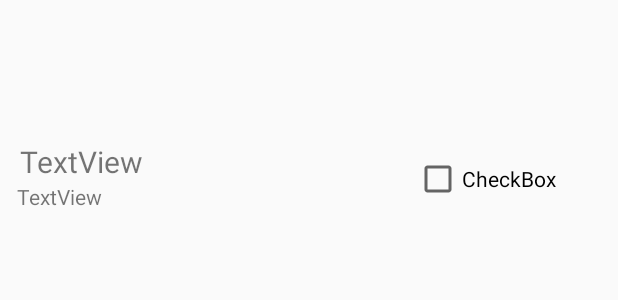
After one commit to s201589210/service-provider, an Android app: the layout job_list_layout.xml on its own in the app's theme, with its tools: preview values and no code run, on a phone screen of 412 x 824 dp. The commit adds this screen. Shown: the top 300 px of the screen. Run offline under Robolectric (Android 15) with nearby library versions, the phone set to English and light mode, and no system bars.

```diff
--- a/app/build.gradle
+++ b/app/build.gradle
@@ -49,4 +49,5 @@ dependencies {
 
     //glide
     implementation 'com.github.bumptech.glide:glide:4.8.0'
+    implementation 'com.google.android.gms:play-services-maps:16.0.0'
 }
--- a/app/src/main/AndroidManifest.xml
+++ b/app/src/main/AndroidManifest.xml
@@ -23,11 +23,15 @@
         <activity
             android:name=".ListProviders"
             />
-        <activity android:name=".SignUpActivity" />
+        <activity android:name=".createService"
+            android:parentActivityName=".ListProviders"></activity>
+
         <activity android:name=".ProviderHomeActivity" />
         <activity android:name=".RequesterHomeActivity" />
         <activity android:name=".MyServicesActivity"></activity>
+        <activity android:name=".SignUpActivity" />
         <activity android:name=".FirebaseUIActivity"></activity>
+
     </application>
 
 </manifest>
--- a/app/src/main/java/com/serveic_provider/service_provider/FirebaseUIActivity.java
+++ b/app/src/main/java/com/serveic_provider/service_provider/FirebaseUIActivity.java
@@ -92,7 +92,7 @@ public class FirebaseUIActivity extends AppCompatActivity {
             if (resultCode == RESULT_OK) {
                 // Successfully signed in
                 FirebaseUser user = FirebaseAuth.getInstance().getCurrentUser();
-                TextView userId = (TextView) findViewById(R.id.u_id);
+                TextView userId = findViewById(R.id.u_id);
                 userId.setText(user.getUid());
             } else {
                 // Sign in failed. If response is null the user canceled the
--- a/app/src/main/java/com/serveic_provider/service_provider/ListProviders.java
+++ b/app/src/main/java/com/serveic_provider/service_provider/ListProviders.java
@@ -204,7 +204,7 @@ private static final String TAG ="ListProviders";
         // Find the {@link ListView} object in the view hierarchy of the {@link Activity}.
         // There should be a {@link ListView} with the view ID called list, which is declared in the
         // activity_numbers.xml layout file.
-        ListView listView = (ListView) findViewById(R.id.list);
+        ListView listView = findViewById(R.id.list);
 
         // Make the {@link ListView} use the {@link WordAdapter} we created above, so that the
         // {@link ListView} will display list items for each {@link Word} in the list.
@@ -225,7 +225,7 @@ private static final String TAG ="ListProviders";
 
 
     public void onButtonClickListener() {
-        btn = (Button)findViewById(R.id.slect_button);
+        btn = findViewById(R.id.slect_button);
         btn.setOnClickListener(
                 new View.OnClickListener() {
                     @Override
--- a/app/src/main/java/com/serveic_provider/service_provider/LoginActivity.java
+++ b/app/src/main/java/com/serveic_provider/service_provider/LoginActivity.java
@@ -33,7 +33,7 @@ public class LoginActivity extends AppCompatActivity {
     private static final String TAG = "LoginActivity";
 
     // Used to get the userId
-    private FirebaseAuth mAuth = FirebaseAuth.getInstance();;
+    private FirebaseAuth mAuth = FirebaseAuth.getInstance();
     FirebaseUser FBuser;
 
     // Getting the user_profiles node
--- a/app/src/main/java/com/serveic_provider/service_provider/MyServicesActivity.java
+++ b/app/src/main/java/com/serveic_provider/service_provider/MyServicesActivity.java
@@ -24,9 +24,9 @@ public class MyServicesActivity extends AppCompatActivity {
         super.onCreate(savedInstanceState);
         setContentView(R.layout.activity_my_services_page);
 
-        tabLayout = (TabLayout) findViewById(R.id.myServicesTab);
-        appBarLayout = (AppBarLayout) findViewById(R.id.myServicesBar);
-        viewPager = (ViewPager) findViewById(R.id.myServicesPager);
+        tabLayout = findViewById(R.id.myServicesTab);
+        appBarLayout = findViewById(R.id.myServicesBar);
+        viewPager = findViewById(R.id.myServicesPager);
         ViewPagerAdapter adapter = new ViewPagerAdapter(getSupportFragmentManager());
         //Adding Fragments
         adapter.addFragment(new PendingFragment(), "Pending");
--- a/app/src/main/java/com/serveic_provider/service_provider/ProviderHomeActivity.java
+++ b/app/src/main/java/com/serveic_provider/service_provider/ProviderHomeActivity.java
@@ -61,8 +61,8 @@ public class ProviderHomeActivity extends AppCompatActivity {
         // Find the {@link ListView} object in the view hierarchy of the {@link Activity}.
         // There should be a {@link ListView} with the view ID called list, which is declared in the
         // activity_numbers.xml layout file.
-        ListView listView = (ListView) findViewById(R.id.list);
-        ListView listView2 = (ListView) findViewById(R.id.list2);
+        ListView listView = findViewById(R.id.list);
+        ListView listView2 = findViewById(R.id.list2);
         // Make the {@link ListView} use the {@link WordAdapter} we created above, so that the
         // {@link ListView} will display list items for each {@link Word} in the list.
         listView.setAdapter(adapter);
--- a/app/src/main/java/com/serveic_provider/service_provider/RequesterHomeActivity.java
+++ b/app/src/main/java/com/serveic_provider/service_provider/RequesterHomeActivity.java
@@ -16,7 +16,7 @@ public class RequesterHomeActivity extends AppCompatActivity {
 
 
 
-        ImageView prof_dyer =(ImageView)  findViewById(R.id.prof_dyer);
+        ImageView prof_dyer = findViewById(R.id.prof_dyer);
 
         prof_dyer.setOnClickListener(new View.OnClickListener() {
             @Override
--- a/app/src/main/java/com/serveic_provider/service_provider/RequesterHomePage.java
+++ b/app/src/main/java/com/serveic_provider/service_provider/RequesterHomePage.java
@@ -18,7 +18,7 @@ public class RequesterHomePage extends AppCompatActivity {
 
 
 
-        ImageView prof_dyer =(ImageView)  findViewById(R.id.prof_dyer);
+        ImageView prof_dyer = findViewById(R.id.prof_dyer);
 
         prof_dyer.setOnClickListener(new View.OnClickListener() {
             @Override
--- a/app/src/main/java/com/serveic_provider/service_provider/SignUpActivity.java
+++ b/app/src/main/java/com/serveic_provider/service_provider/SignUpActivity.java
@@ -117,7 +117,7 @@ public class SignUpActivity extends AppCompatActivity {
 
                                 // Getting the type from the radio buttons and assigning to user,type
                                 int selectedRadioButtonId = radioGroup.getCheckedRadioButtonId();
-                                RadioButton selectedRadioButton = (RadioButton) findViewById(selectedRadioButtonId);
+                                RadioButton selectedRadioButton = findViewById(selectedRadioButtonId);
                                 String type = selectedRadioButton.getText().toString();
                                 user.setType(type);
 
--- a/app/src/main/java/com/serveic_provider/service_provider/service.java
+++ b/app/src/main/java/com/serveic_provider/service_provider/service.java
@@ -38,6 +38,10 @@ public class service {
 
 
 
+
+
+
+
     public String getNames() {
         return names;
     }
--- /dev/null
+++ b/app/src/main/res/layout/job_list_layout.xml
@@ -0,0 +1,42 @@
+<?xml version="1.0" encoding="utf-8"?>
+<RelativeLayout
+    xmlns:android="http://schemas.android.com/apk/res/android"
+    xmlns:tools="http://schemas.android.com/tools"
+    android:layout_width="match_parent"
+    android:layout_height="match_parent">
+
+    <TextView
+        android:id="@+id/textViewPrice"
+        android:layout_width="251dp"
+        android:layout_height="wrap_content"
+        android:layout_alignParentStart="true"
+        android:layout_alignParentTop="true"
+        android:layout_marginStart="11dp"
+        android:layout_marginTop="121dp"
+        android:text="TextView" />
+
+    <TextView
+        android:textSize="20dp"
+        android:id="@+id/textViewJob"
+        android:layout_width="249dp"
+        android:layout_height="wrap_content"
+        android:layout_alignStart="@+id/textView"
+        android:layout_alignEnd="@+id/textViewPrice"
+        android:layout_alignParentTop="true"
+        android:layout_marginTop="94dp"
+        android:layout_marginEnd="0dp"
+        android:text="TextView"
+        tools:ignore="UnknownId" />
+
+    <CheckBox
+        android:id="@+id/checkBox"
+        android:layout_width="wrap_content"
+        android:layout_height="wrap_content"
+        android:layout_below="@+id/textView"
+        android:layout_alignBottom="@+id/textViewPrice"
+        android:layout_marginStart="13dp"
+        android:layout_marginBottom="5dp"
+        android:layout_toEndOf="@+id/textViewJob"
+        android:text="CheckBox"
+        tools:ignore="UnknownId" />
+</RelativeLayout>
```
Also changed, not shown: app/src/main/java/com/serveic_provider/service_provider/ProviderAdapter.java (+7 -7 lines), app/src/main/java/com/serveic_provider/service_provider/ServiceAdapter.java (+7 -7 lines), app/src/main/java/com/serveic_provider/service_provider/adapters/WordAdapter.java (+5 -5 lines), app/src/main/java/com/serveic_provider/service_provider/serviceProvider/Penalizable.java (+4 -4 lines), app/src/main/res/layout/list_providers_template.xml (+5 -2 lines), 1 other file.
